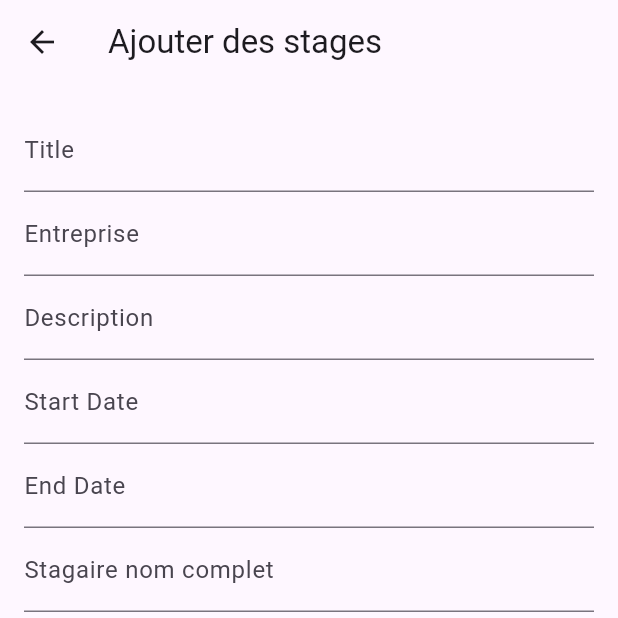
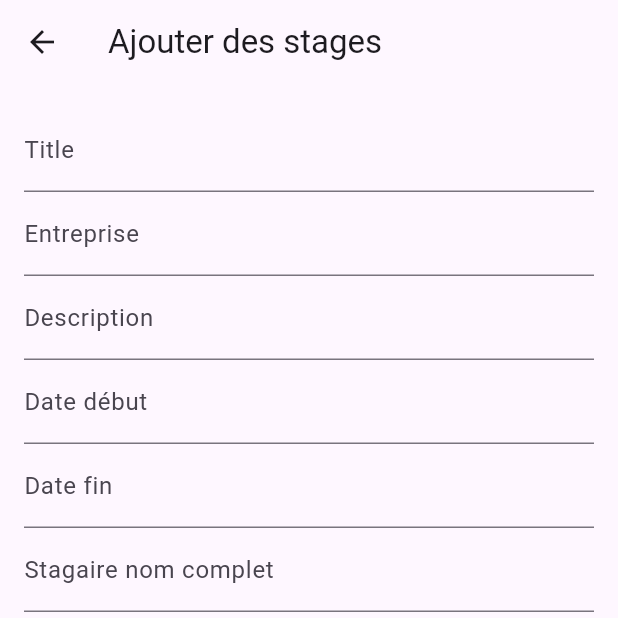
Before and after one commit to khalilelghabed/projet_flutter, a Flutter app: the AddStagePage screen opened directly, on a phone screen of 412 x 824 dp, the top half of it. Run offline on Flutter 3.47's test engine with Material 3 defaults, Android fonts, the phone set to English and light mode, and no system bars; our stand-ins replace sqflite; accounts and stored records are empty.

Commit message:
somthing changed

```diff
--- a/flutter_project/lib/StagePage.dart
+++ b/flutter_project/lib/StagePage.dart
@@ -132,7 +132,7 @@ class _StagePageState extends State<StagePage> {
                         bool isSelected = _selectedStageIds.contains(stage['id'].toString());
                         return ListTile(
                           title: Text(stage['titre'] ?? 'No Title'),
-                          subtitle: Text("Start: ${stage['dateDebut']} - End: ${stage['dateFin']}"),
+                          subtitle: Text("Début: ${stage['dateDebut']} - Fin: ${stage['dateFin']}"),
                           selected: isSelected,
                           selectedTileColor: Colors.blue[100],
                           onTap: () {
--- a/flutter_project/lib/add_stage.dart
+++ b/flutter_project/lib/add_stage.dart
@@ -55,7 +55,7 @@ class _AddStagePageState extends State<AddStagePage> {
             ),
             TextFormField(
               controller: startDateController,
-              decoration: InputDecoration(labelText: 'Start Date'),
+              decoration: InputDecoration(labelText: 'Date début'),
               validator: (value) {
                 if (value == null || value.isEmpty) {
                   return 'Please enter the start date';
@@ -65,7 +65,7 @@ class _AddStagePageState extends State<AddStagePage> {
             ),
             TextFormField(
               controller: endDateController,
-              decoration: InputDecoration(labelText: 'End Date'),
+              decoration: InputDecoration(labelText: 'Date fin'),
               validator: (value) {
                 if (value == null || value.isEmpty) {
                   return 'Please enter the end date';
```
